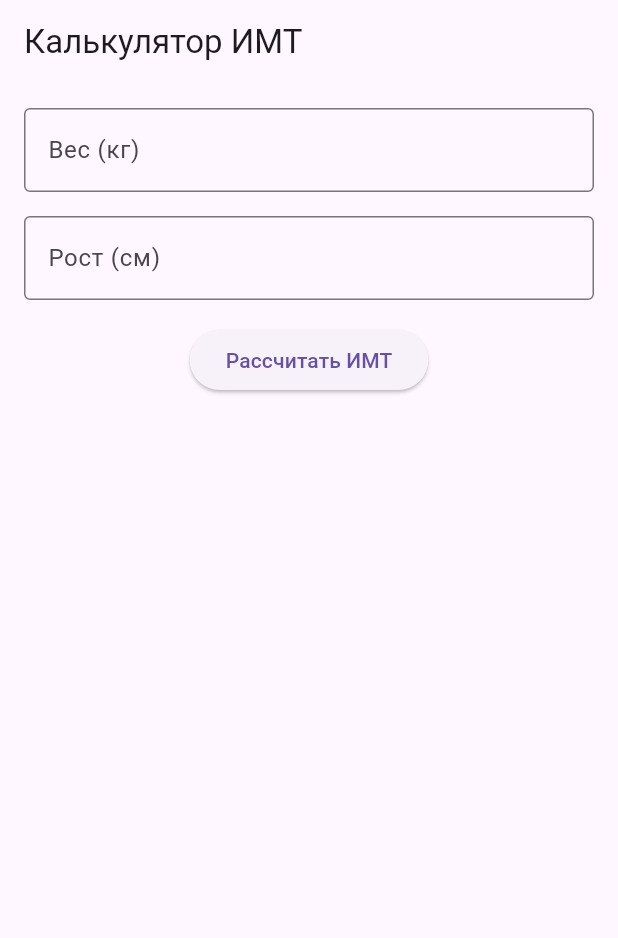
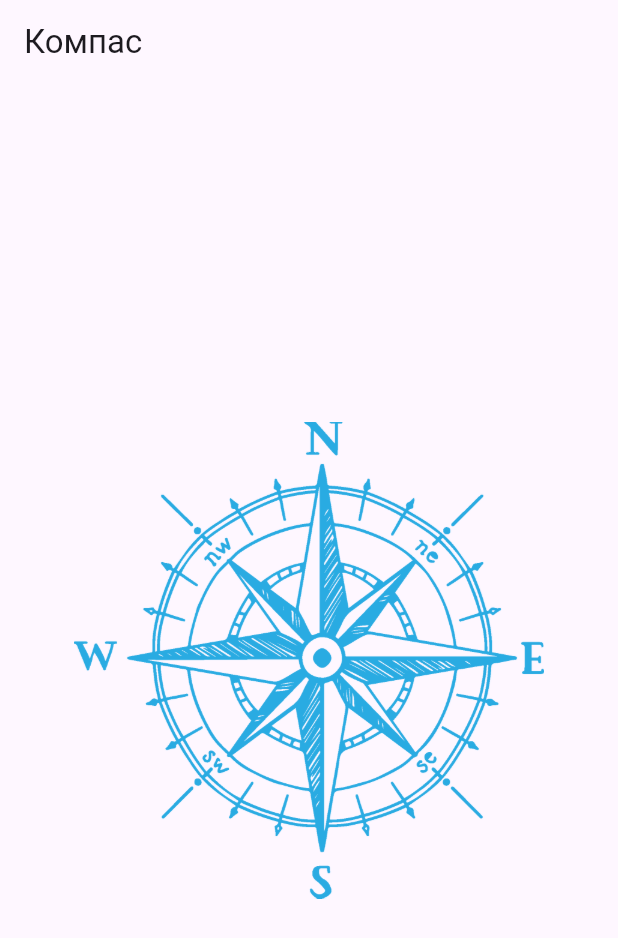
Before and after one commit to ferZyx/flutter-lessons, a Flutter app: the screen it shows after launch, on a phone screen of 412 x 824 dp. Shown: the top 938 px of the screen. Run offline on Flutter 3.47's test engine with Material 3 defaults, Android fonts, the phone set to English and light mode, and no system bars; our stand-ins replace sensors_plus.

Commit message:
Компас

```diff
--- a/lib/main.dart
+++ b/lib/main.dart
@@ -1,103 +1,83 @@
+import 'dart:math' as math;
 import 'package:flutter/material.dart';
+import 'package:sensors_plus/sensors_plus.dart';
 
-void main() => runApp(const BMICalculatorApp());
+void main() {
+  runApp(const CompassApp());
+}
 
-class BMICalculatorApp extends StatelessWidget {
-  const BMICalculatorApp({super.key});
+class CompassApp extends StatelessWidget {
+  const CompassApp({super.key});
 
   @override
   Widget build(BuildContext context) {
     return const MaterialApp(
-      home: BMICalculatorScreen(),
+      home: CompassScreen(),
     );
   }
 }
 
-class BMICalculatorScreen extends StatefulWidget {
-  const BMICalculatorScreen({super.key});
+class CompassScreen extends StatefulWidget {
+  const CompassScreen({super.key});
 
   @override
-  State<BMICalculatorScreen> createState() => _BMICalculatorScreenState();
+  State<CompassScreen> createState() => _CompassScreenState();
 }
 
-class _BMICalculatorScreenState extends State<BMICalculatorScreen> {
-  final TextEditingController weightController = TextEditingController();
-  final TextEditingController heightController = TextEditingController();
+class _CompassScreenState extends State<CompassScreen> {
+  double _azimuth = 0;
 
-  String result = "";
+  @override
+  void initState() {
+    super.initState();
 
-  void calculateBMI() {
-    double weight = double.parse(
-        weightController.text);
-    double height =
-        double.parse(heightController.text) / 100;
+    List<double> accelerometerValues = [0, 0, 0];
+    List<double> magnetometerValues = [0, 0, 0];
 
-    double bmi = weight / (height * height);
+    accelerometerEvents.listen((AccelerometerEvent event) {
+      setState(() {
+        accelerometerValues = [event.x, event.y, event.z];
+      });
+    });
 
-    String bmiCategory = "";
-    if (bmi < 16) {
-      bmiCategory = "Острый дефицит массы";
-    } else if (bmi >= 16 && bmi <= 18.5) {
-      bmiCategory = "Недостаточная масса тела";
-    } else if (bmi > 18.5 && bmi <= 25) {
-      bmiCategory = "Норма";
-    } else if (bmi > 25 && bmi <= 30) {
-      bmiCategory = "Избыточная масса тела";
-    } else if (bmi > 30 && bmi <= 35) {
-      bmiCategory = "Ожирение первой степени";
-    } else if (bmi > 35 && bmi <= 40) {
-      bmiCategory = "Ожирение второй степени";
-    } else if (bmi > 40) {
-      bmiCategory = "Ожирение третьей степени";
-    }
+    magnetometerEvents.listen((MagnetometerEvent event) {
+      setState(() {
+        magnetometerValues = [event.x, event.y, event.z];
+      });
 
-    setState(() {
-      result = "Ваш ИМТ: ${bmi.toStringAsFixed(1)} ($bmiCategory)";
+      _azimuth = calculateAzimuth(accelerometerValues, magnetometerValues);
     });
+  }
+
+  double calculateAzimuth(List<double> accel, List<double> mag) {
+    double ax = accel[0], ay = accel[1], az = accel[2];
+    double mx = mag[0], my = mag[1], mz = mag[2];
+
+    double normAccel = math.sqrt(ax * ax + ay * ay + az * az);
+    ax /= normAccel;
+    ay /= normAccel;
+    az /= normAccel;
+
+    double normMag = math.sqrt(mx * mx + my * my + mz * mz);
+    mx /= normMag;
+    my /= normMag;
+    mz /= normMag;
+
+    double hx = my * az - mz * ay;
+    double hy = mz * ax - mx * az;
+    double azimuth = math.atan2(hy, hx) * (180 / math.pi);
+
+    return (azimuth >= 0 ? azimuth : azimuth + 360);
   }
 
   @override
   Widget build(BuildContext context) {
     return Scaffold(
-      appBar: AppBar(
-        title: const Text('Калькулятор ИМТ'),
-      ),
-      body: Padding(
-        padding: const EdgeInsets.all(16.0),
-        child: Column(
-          children: [
-            TextField(
-              controller: weightController,
-              decoration: const InputDecoration(
-                labelText: 'Вес (кг)',
-                border: OutlineInputBorder(),
-              ),
-              keyboardType: TextInputType.number,
-            ),
-            const SizedBox(height: 16),
-
-            TextField(
-              controller: heightController,
-              decoration: const InputDecoration(
-                labelText: 'Рост (см)',
-                border: OutlineInputBorder(),
-              ),
-              keyboardType: TextInputType.number,
-            ),
-            const SizedBox(height: 16),
-
-            ElevatedButton(
-              onPressed: calculateBMI,
-              child: const Text('Рассчитать ИМТ'),
-            ),
-            const SizedBox(height: 16),
-
-            Text(
-              result,
-              style: const TextStyle(fontSize: 20),
-              textAlign: TextAlign.center,
-            ),
-          ],
+      appBar: AppBar(title: const Text('Компас')),
+      body: Center(
+        child: Transform.rotate(
+          angle: (_azimuth * (math.pi / 180) * -1),
+          child: Image.asset('assets/compass.png', scale: 5,),
         ),
       ),
     );
```
Also changed, not shown: pubspec.yaml (+3 -4 lines), assets/compass.png (added), pubspec.lock.
